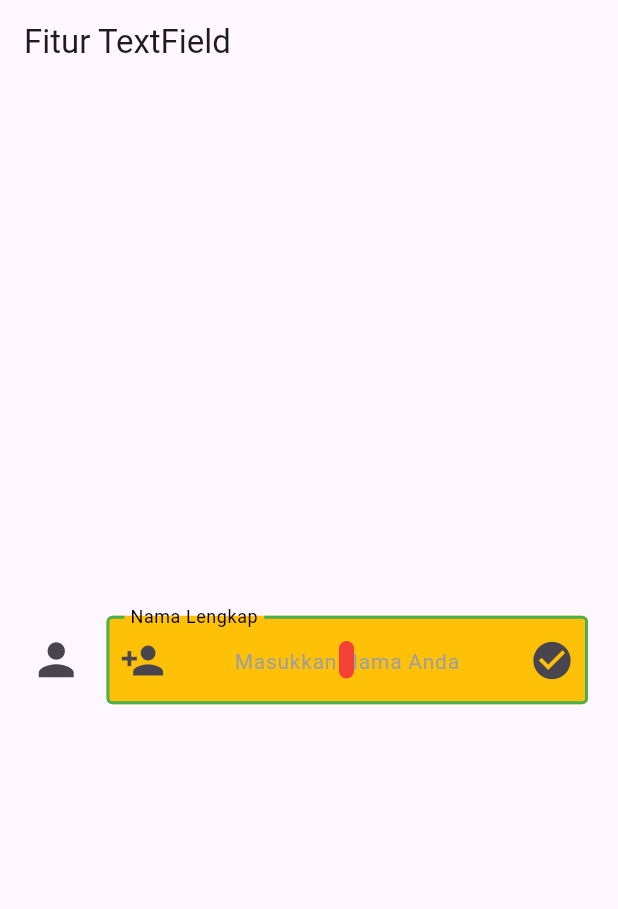
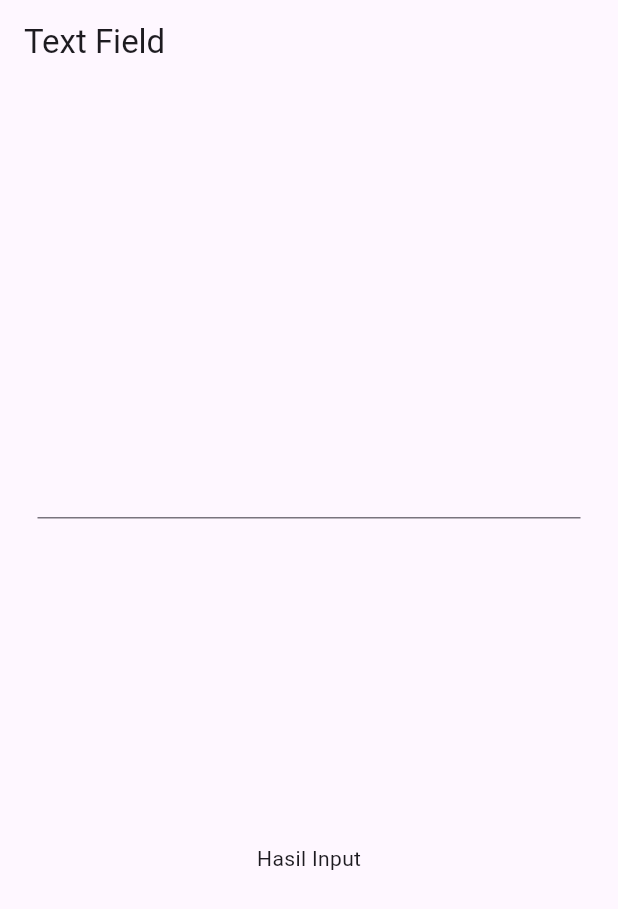
Before and after one commit to rasyid32/Modul-MWS, a Flutter app: the screen it shows after launch, on a phone screen of 412 x 824 dp. Shown: the top 909 px of the screen. Run offline on Flutter 3.47's test engine with Material 3 defaults, Android fonts, the phone set to English and light mode, and no system bars.

Commit message:
Penggunaan Text Field

```diff
--- a/lib/main.dart
+++ b/lib/main.dart
@@ -13,7 +13,8 @@ import 'package:flutter/material.dart';
 // import 'package:project_1/views/dateFormat.dart';
 // import 'package:project_1/views/appbarWidget.dart';
 // import 'package:project_1/views/tabBarWidget.dart';
-import 'package:project_1/views/FiturTextField.dart';
+// import 'package:project_1/views/FiturTextField.dart';
+import 'package:project_1/views/penggunaanTextField.dart';
 
 void main() {
   runApp(MyApp());
@@ -31,7 +32,7 @@ class MyApp extends StatelessWidget {
         colorScheme: ColorScheme.fromSeed(seedColor: Colors.deepPurple),
         useMaterial3: true,
       ),
-      home: FiturTextField(),
+      home: PenggunaanTextField(),
     );
   }
 }
--- /dev/null
+++ b/lib/views/penggunaanTextField.dart
@@ -0,0 +1,51 @@
+import 'package:flutter/material.dart';
+
+class PenggunaanTextField extends StatefulWidget {
+  PenggunaanTextField({super.key});
+
+  @override
+  State<PenggunaanTextField> createState() => _PenggunaanTextFieldState();
+}
+
+class _PenggunaanTextFieldState extends State<PenggunaanTextField> {
+  TextEditingController myController= TextEditingController();
+  String hasil = "Hasil Input";
+
+  @override
+  Widget build(BuildContext context) {
+    return MaterialApp(
+      home: Scaffold(
+        appBar: AppBar(
+          title: Text("Text Field"),
+        ),
+        body: Center(
+          child: Padding(
+            padding: const EdgeInsets.all(25.0),
+            child: Column(
+              mainAxisAlignment: MainAxisAlignment.spaceEvenly,
+              children: [
+                TextField(
+                  controller: myController,
+                  onChanged: (value) {
+                    print("ONCHANGE");
+
+                  },
+                  onSubmitted: (value) {
+                    print(value);
+                    setState(() {
+                      hasil = value;
+                    });
+                  },
+                  onEditingComplete: () {
+                    print("ONEDITINGCOMPLETE");
+                    print(myController.text);
+                  },
+                ),
+                Text(hasil)
+              ],
+            ),
+          )),
+      ),
+    );
+  }
+}
```
